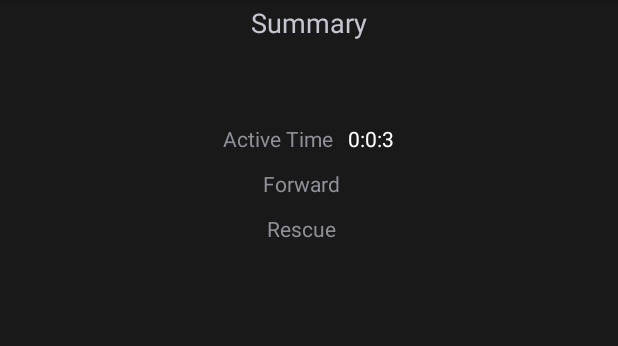
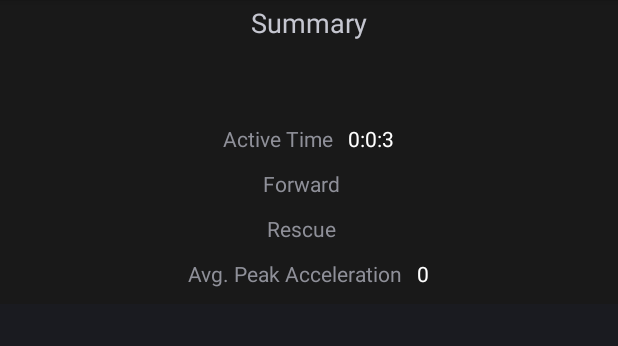
Before and after one commit to Srikanth-AD/AndroidWear-TableTennisTechnique, an Android app: the DetectForwardUpwardMove screen opened directly, with no data from a screen before it, after a tap on "STOP", on a phone screen of 412 x 824 dp, the part 84-430 px from its top. Run offline under Robolectric (Android 15) with nearby library versions, the phone set to English and light mode, and no system bars; 2 statements that could not run were skipped; 2 other taps on this screen came first.

Commit message:
compute avg. peak acceleration and display in summary activity

```diff
--- a/wear/src/main/java/me/srikanth/myapplication/activities/DetectForwardUpwardMove.java
+++ b/wear/src/main/java/me/srikanth/myapplication/activities/DetectForwardUpwardMove.java
@@ -13,6 +13,10 @@ import android.support.v4.app.FragmentActivity;
 import android.util.Log;
 import android.view.WindowManager;
 import android.widget.TextView;
+
+import java.text.Format;
+import java.util.ArrayList;
+import java.util.List;
 
 import me.srikanth.myapplication.R;
 import me.srikanth.myapplication.fragments.TimerFragment;
@@ -35,6 +39,7 @@ public class DetectForwardUpwardMove extends FragmentActivity {
     private static final int MIN_LINEAR_ACCELERATION_AT_PEAK = 11; // minimum acceptable peak acceleration during a rep
     private  static final int MAX_LINEAR_ACCELERATION_AT_REST = 3;  // due to normal hand movement, acceleration may never be zero
     private static final long TIME_THRESHOLD_NS = 1800000000; // in nanoseconds (= 2sec)
+    List<Integer> peakAccelerations = new ArrayList<>();
 
     @Override
     protected void onCreate(Bundle savedInstanceState) {
@@ -106,6 +111,7 @@ public class DetectForwardUpwardMove extends FragmentActivity {
                     i.putExtra("stopTime", mModel.getStopTime().getValue());
                     i.putExtra("forwardCount", mModel.getForwardCount().getValue());
                     i.putExtra("rescueCount", mModel.getRescueCount().getValue());
+                    i.putExtra("avgPeakAcceleration", (int) avgPeakAcceleration(peakAccelerations));
 
                     startActivity(i);
                 }
@@ -152,6 +158,7 @@ public class DetectForwardUpwardMove extends FragmentActivity {
                                 incrementRescueCount();
                             }
 
+                            peakAccelerations.add(accelerationPeakValue);
                             resetPeakValuesPerRep();
                         }
                         break;
@@ -167,13 +174,29 @@ public class DetectForwardUpwardMove extends FragmentActivity {
         };
     }
 
+    private float avgPeakAcceleration(List<Integer> accelerationsList) {
+        if (accelerationsList.size() < 1) {
+            return 0;
+        }
+        int sum = 0;
+        for (Integer item : accelerationsList) {
+            sum += item;
+        }
+        return sum / accelerationsList.size();
+    }
+
     private void incrementForwardCount() {
         forwardCount++;
         mModel.getForwardCount().setValue(forwardCount);
     }
 
     private void incrementRescueCount() {
-        Utils.triggerVibration(this);
+
+        // trigger vibration only for rescues in backhand drive
+        if (mModel.getCurrentExercise().getValue() != null &&
+                mModel.getCurrentExercise().getValue().equals(SharedViewModel.EXERCISE_BACKHAND_DRIVE)) {
+            Utils.triggerVibration(this);
+        }
         rescueCount++;
         mModel.getRescueCount().setValue(rescueCount);
     }
--- a/wear/src/main/java/me/srikanth/myapplication/activities/SummaryActivity.java
+++ b/wear/src/main/java/me/srikanth/myapplication/activities/SummaryActivity.java
@@ -3,6 +3,7 @@ package me.srikanth.myapplication.activities;
 import android.content.Intent;
 import android.os.Bundle;
 import android.support.v4.app.FragmentActivity;
+import android.util.Log;
 import android.widget.TextView;
 
 import me.srikanth.myapplication.R;
@@ -22,6 +23,7 @@ public class SummaryActivity extends FragmentActivity {
         TextView stat2LabelTextView = findViewById(R.id.stat2Label);
         TextView stat1TextView = findViewById(R.id.stat1);
         TextView stat2TextView = findViewById(R.id.stat2);
+        TextView avgPeakAccelerationTextView = findViewById(R.id.avgPeakAcceleration);
 
         Intent intent = getIntent();
         final String exerciseName = intent.getExtras().getString("exerciseName");
@@ -29,9 +31,11 @@ public class SummaryActivity extends FragmentActivity {
         final long stopTime = intent.getExtras().getLong("stopTime");
         final int forwardCount = intent.getExtras().getInt("forwardCount");
         final int rescueCount = intent.getExtras().getInt("rescueCount");
+        final int avgPeakAcceleration = intent.getExtras().getInt("avgPeakAcceleration");
 
         exerciseNameTextView.setText(exerciseName);
         activeTimeTextView.setText(Utils.timeConversion(startTime, stopTime));
+        avgPeakAccelerationTextView.setText(String.valueOf(avgPeakAcceleration));
 
         switch (exerciseName) {
 
--- a/wear/src/main/java/me/srikanth/myapplication/models/SharedViewModel.java
+++ b/wear/src/main/java/me/srikanth/myapplication/models/SharedViewModel.java
@@ -2,6 +2,9 @@ package me.srikanth.myapplication.models;
 
 import android.arch.lifecycle.MutableLiveData;
 import android.arch.lifecycle.ViewModel;
+
+import java.util.ArrayList;
+import java.util.List;
 
 public class SharedViewModel extends ViewModel {
 
@@ -19,7 +22,6 @@ public class SharedViewModel extends ViewModel {
     private MutableLiveData<Long> stopTime;
     private MutableLiveData<Integer> forwardCount;
     private MutableLiveData<Integer> rescueCount;
-    private MutableLiveData<Integer[]> peakAccelerations;
 
     public MutableLiveData<String> getCurrentExercise() {
         if (currentExercise == null) {
@@ -64,11 +66,4 @@ public class SharedViewModel extends ViewModel {
         }
         return rescueCount;
     }
-
-    public MutableLiveData<Integer[]> getPeakAccelerations() {
-        if (peakAccelerations == null) {
-            peakAccelerations = new MutableLiveData<>();
-        }
-        return peakAccelerations;
-    }
 }
--- a/wear/src/main/res/layout/activity_summary.xml
+++ b/wear/src/main/res/layout/activity_summary.xml
@@ -1,13 +1,16 @@
 <?xml version="1.0" encoding="utf-8"?>
-<RelativeLayout xmlns:android="http://schemas.android.com/apk/res/android"
+<ScrollView
+    xmlns:android="http://schemas.android.com/apk/res/android"
     xmlns:tools="http://schemas.android.com/tools"
     android:layout_width="match_parent"
     android:layout_height="match_parent"
+    tools:context=".activities.SummaryActivity">
+        <RelativeLayout
+            android:layout_width="match_parent"
+            android:layout_height="wrap_content"
             android:background="@color/black"
             android:padding="@dimen/box_inset_layout_padding"
-    android:layout_gravity="center_horizontal"
-    tools:context=".activities.SummaryActivity">
-
+            android:layout_gravity="center_horizontal">
                 <TextView
                     android:id="@+id/summaryHeadingText"
                     android:layout_width="match_parent"
@@ -104,5 +107,29 @@
                                     android:textAlignment="center"
                                     android:weightSum="0.5" />
                         </LinearLayout>
+
+                        <LinearLayout
+                            android:layout_width="wrap_content"
+                            android:layout_height="30dp"
+                            android:orientation="horizontal"
+                            android:weightSum="1">
+
+                                <TextView
+                                    android:id="@+id/avgPeakAccelerationLabel"
+                                    android:layout_width="match_parent"
+                                    android:layout_height="wrap_content"
+                                    android:text="@string/avg_peak_acceleration"
+                                    android:layout_marginEnd="10dp"
+                                    android:weightSum="0.5" />
+
+                                <TextView
+                                    android:id="@+id/avgPeakAcceleration"
+                                    android:layout_width="match_parent"
+                                    android:layout_height="wrap_content"
+                                    android:textColor="@android:color/white"
+                                    android:textAlignment="center"
+                                    android:weightSum="0.5" />
+                        </LinearLayout>
                 </LinearLayout>
         </RelativeLayout>
+</ScrollView>
--- a/wear/src/main/res/values/strings.xml
+++ b/wear/src/main/res/values/strings.xml
@@ -18,6 +18,9 @@
     <string name="loop_count">Loop Count</string>
     <string name="loop_drive">Loop/Drive</string>
     <string name="loop_drive_count">Loop/Drive Count</string>
+    <string name="avg_peak_acceleration">Avg. Peak Acceleration</string>
+    <string name="ms2">m/s2</string>
+    <string name="mph">mph</string>
     <string name="summary">Summary</string>
     <string name="forward">Forward</string>
     <string name="forward_count">Forward count</string>
```
Lines whose indentation alone changed are shown as unchanged.
